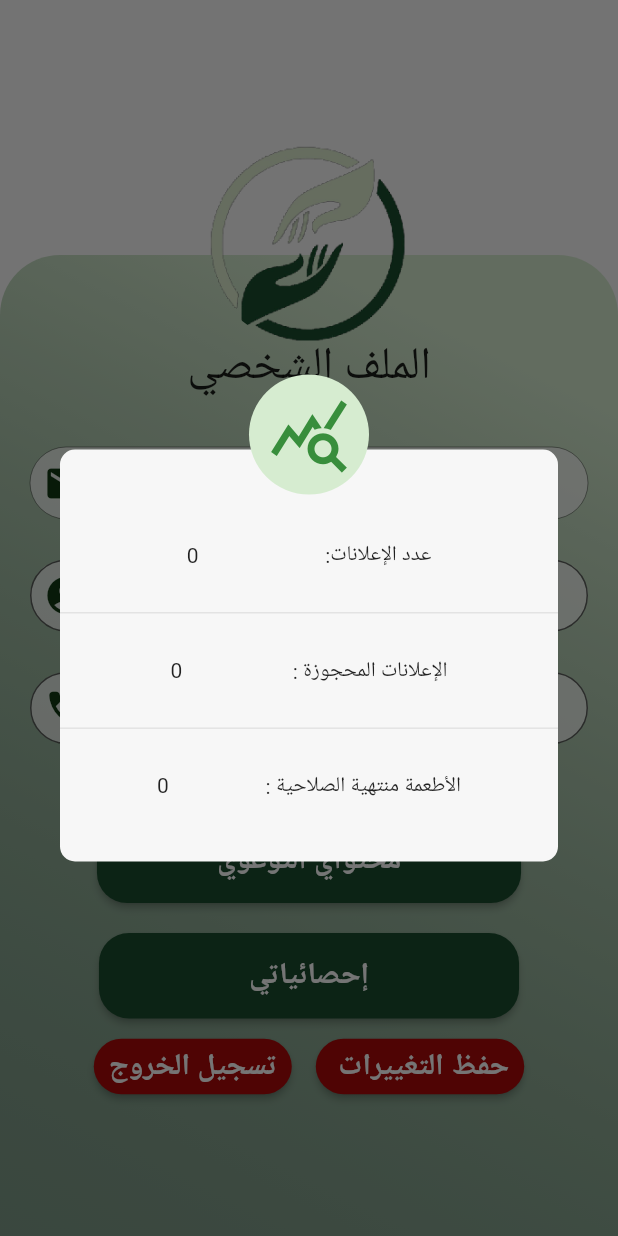
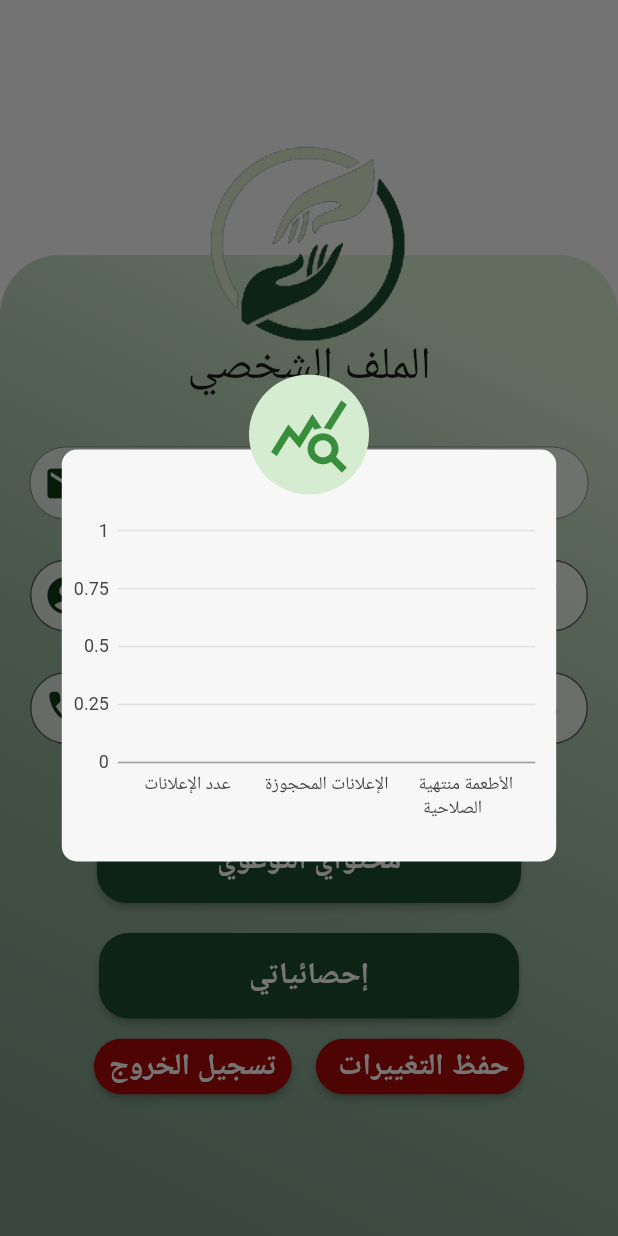
Before and after one commit to JBinFaris/2022-GP1-7, a Flutter app: the UserProfile screen opened directly, after a tap on "إحصائياتي", on a phone screen of 412 x 824 dp. Run offline on Flutter 3.47's test engine with Material 2 defaults, Android fonts, the phone set to English and light mode, and no system bars; our stand-ins replace charts_flutter_new, cloud_firestore, file_picker, firebase_auth, firebase_core, firebase_messaging and 8 more; missing offline and left inert: dart:ffi; accounts and stored records are empty.

Commit message:
BarChar Statistics

```diff
--- a/faydh/lib/UserProfile.dart
+++ b/faydh/lib/UserProfile.dart
@@ -10,6 +10,9 @@ import 'package:flutter/cupertino.dart';
 import 'package:flutter/material.dart';
 import 'package:flutter/src/widgets/container.dart';
 import 'package:flutter/src/widgets/framework.dart';
+import 'package:charts_flutter_new/flutter.dart' as charts;
+
+import 'models/bar_chatmodel.dart';
 
 class UserProfile extends StatefulWidget {
   const UserProfile({Key? Key}) : super(key: Key);
@@ -460,7 +463,11 @@ class _UserProfileState extends State<UserProfile> {
                                             context: context,
                                             builder: (context) => Container(
                                                   margin: EdgeInsets.symmetric(
-                                                      horizontal: 40,
+                                                      horizontal:
+                                                          MediaQuery.of(context)
+                                                                  .size
+                                                                  .width /
+                                                              10,
                                                       vertical:
                                                           MediaQuery.of(context)
                                                                   .size
@@ -493,55 +500,65 @@ class _UserProfileState extends State<UserProfile> {
                                                                           .done &&
                                                                   datasnap
                                                                       .hasData) {
+                                                                List<
+                                                                        charts.Series<
+                                                                            BarMmodel,
+                                                                            String>>
+                                                                    _createSampleData() {
+                                                                  final data = [
+                                                                    BarMmodel(
+                                                                      'عدد الإعلانات',
+                                                                      int.parse(
+                                                                          '${datasnap.data['post posted']}'),
+                                                                    ),
+                                                                    BarMmodel(
+                                                                        "الإعلانات المحجوزة",
+                                                                        int.parse(
+                                                                            '${datasnap.data['posts with expiry date']}')),
+                                                                    BarMmodel(
+                                                                        "الأطعمة منتهية\n الصلاحية",
+                                                                        int.parse(
+                                                                            '${datasnap.data['postesreserved']}')),
+                                                                  ];
+                                                                  return [
+                                                                    charts.Series<
+                                                                            BarMmodel,
+                                                                            String>(
+                                                                        data:
+                                                                            data,
+                                                                        id:
+                                                                            'Status',
+                                                                        colorFn: (_, __) => charts.Color(
+                                                                            r:
+                                                                                205,
+                                                                            g:
+                                                                                233,
+                                                                            b:
+                                                                                197),
+                                                                        domainFn:
+                                                                            (BarMmodel barModeel, _) =>
+                                                                                '${barModeel.x}',
+                                                                        measureFn:
+                                                                            (BarMmodel barModeel, _) =>
+                                                                                barModeel.y),
+                                                                  ];
+                                                                }
+
                                                                 log(datasnap
                                                                     .data
                                                                     .toString());
                                                                 return Padding(
-                                                                  padding: const EdgeInsets
-                                                                          .only(
-                                                                      top: 40,
-                                                                      bottom:
-                                                                          20),
-                                                                  child: Column(
-                                                                      mainAxisAlignment:
-                                                                          MainAxisAlignment
-                                                                              .spaceEvenly,
-                                                                      children: [
-                                                                        Align(
-                                                                          child:
-                                                                              Row(
-                                                                            mainAxisAlignment:
-                                                                                MainAxisAlignment.spaceEvenly,
-                                                                            children: [
-                                                                              Text('${datasnap.data['post posted']}'),
-                                                                              Align(
-                                                                                child: Text(
-                                                                                  ':عدد الإعلانات',
-                                                                                ),
-                                                                              ),
-                                                                            ],
-                                                                          ),
-                                                                        ),
-                                                                        Divider(),
-                                                                        Row(
-                                                                          mainAxisAlignment:
-                                                                              MainAxisAlignment.spaceEvenly,
-                                                                          children: [
-                                                                            Text('${datasnap.data['postesreserved']}'),
-                                                                            Text(': الإعلانات المحجوزة'),
-                                                                          ],
-                                                                        ),
-                                                                        Divider(),
-                                                                        Row(
-                                                                          mainAxisAlignment:
-                                                                              MainAxisAlignment.spaceEvenly,
-                                                                          children: [
-                                                                            Text('${datasnap.data['posts with expiry date']}'),
-                                                                            Text(': الأطعمة منتهية الصلاحية'),
-                                                                          ],
-                                                                        ),
-                                                                      ]),
-                                                                );
+                                                                    padding: const EdgeInsets
+                                                                            .only(
+                                                                        top: 40,
+                                                                        bottom:
+                                                                            20),
+                                                                    child: charts
+                                                                        .BarChart(
+                                                                      _createSampleData(),
+                                                                      animate:
+                                                                          false,
+                                                                    ));
                                                               } else {
                                                                 return CupertinoActivityIndicator();
                                                               }
@@ -765,7 +782,7 @@ class _UserProfileState extends State<UserProfile> {
     return const OutlineInputBorder(
         borderRadius: BorderRadius.all(Radius.circular(20)),
         borderSide: BorderSide(
-          color: Color.fromARGB(226, 29, 92, 76),
+          color: Color(0xff1A4D2E),
           width: 3,
         ));
   }
--- /dev/null
+++ b/faydh/lib/models/bar_chatmodel.dart
@@ -0,0 +1,5 @@
+class BarMmodel {
+  BarMmodel(this.x, this.y) {}
+  String x;
+  int y;
+}
--- a/faydh/pubspec.yaml
+++ b/faydh/pubspec.yaml
@@ -56,9 +56,11 @@ dependencies:
   file_picker: ^5.2.4
   flutter_datetime_picker: ^1.5.1
   url_launcher: ^6.1.6
+  charts_flutter_new: ^0.12.0
 dev_dependencies:
   flutter_test:
     sdk: flutter
+
 
   # The "flutter_lints" package below contains a set of recommended lints to
   # encourage good coding practices. The lint set provided by the package is
```
